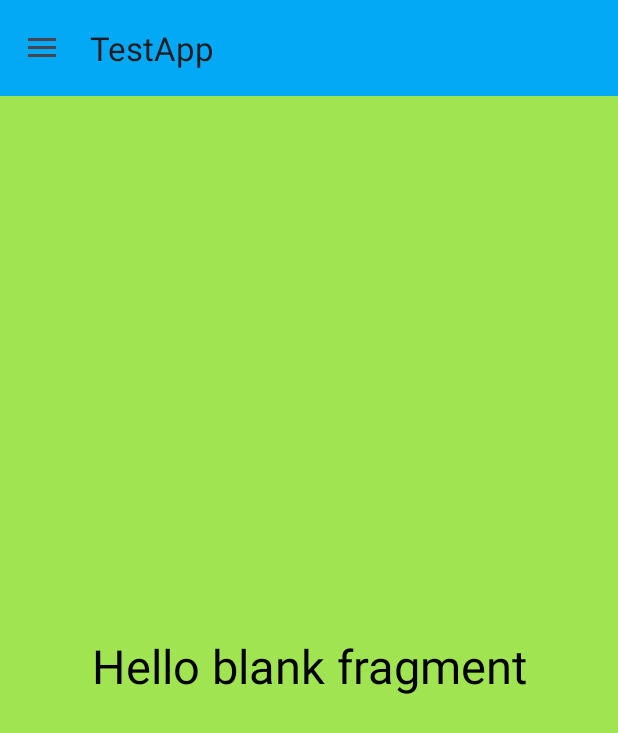
After one commit to PanchalAnsh/TestApp, an Android app: the DashBoardActivity screen opened directly, with no data from a screen before it, on a phone screen of 412 x 824 dp. The commit adds this screen. Shown: the top 733 px of the screen. Run offline under Robolectric (Android 15) with nearby library versions, the phone set to English and light mode, and no system bars; our stand-ins replace sdp/ssp sizes.

Commit message:
Drawer menu Commit

```diff
--- a/app/src/main/AndroidManifest.xml
+++ b/app/src/main/AndroidManifest.xml
@@ -12,6 +12,9 @@
         android:supportsRtl="true"
         android:theme="@style/Theme.TestApp"
         tools:targetApi="31">
+        <activity
+            android:name=".Activities.DashBoardActivity"
+            android:exported="false" />
         <activity
             android:name=".Activities.LoginActivity"
             android:exported="false" />
--- /dev/null
+++ b/app/src/main/java/com/example/testapp/Activities/DashBoardActivity.java
@@ -0,0 +1,89 @@
+package com.example.testapp.Activities;
+
+import androidx.annotation.NonNull;
+import androidx.appcompat.app.ActionBarDrawerToggle;
+import androidx.appcompat.app.AppCompatActivity;
+import androidx.appcompat.widget.Toolbar;
+import androidx.core.view.GravityCompat;
+import androidx.drawerlayout.widget.DrawerLayout;
+import androidx.fragment.app.Fragment;
+import androidx.fragment.app.FragmentManager;
+import androidx.fragment.app.FragmentTransaction;
+
+import android.os.Bundle;
+import android.view.Gravity;
+import android.view.MenuItem;
+import android.widget.Toast;
+
+import com.example.testapp.Fragment.InboxMailFragment;
+import com.example.testapp.R;
+import com.google.android.material.navigation.NavigationView;
+
+public class DashBoardActivity extends AppCompatActivity {
+
+    DrawerLayout drawerLayout;
+    NavigationView navigationView;
+    Toolbar toolbar;
+
+    @Override
+    protected void onCreate(Bundle savedInstanceState) {
+        super.onCreate(savedInstanceState);
+        setContentView(R.layout.activity_dash_board);
+
+        //Binding with XML id
+        drawerLayout=findViewById(R.id.drawerlayout);
+        navigationView=findViewById(R.id.navigationView);
+        toolbar=findViewById(R.id.toolbar);
+
+        setSupportActionBar(toolbar);
+
+        ActionBarDrawerToggle actionBarDrawerToggle=new ActionBarDrawerToggle(this,drawerLayout,toolbar,R.string.OpenDrawer,R.string.CloseDrawer);
+
+        drawerLayout.addDrawerListener(actionBarDrawerToggle);
+
+        actionBarDrawerToggle.syncState();
+
+        loadFragment(new InboxMailFragment());
+
+        navigationView.setNavigationItemSelectedListener(new NavigationView.OnNavigationItemSelectedListener() {
+            @Override
+            public boolean onNavigationItemSelected(@NonNull MenuItem item) {
+                int id=item.getItemId();
+
+                if (id==R.id.inboxMail){
+                    loadFragment(new InboxMailFragment());
+                } else if (id==R.id.starMail) {
+                    Toast.makeText(getApplicationContext(),"STAR MAIL",Toast.LENGTH_SHORT).show();
+                }
+                else{
+                    Toast.makeText(getApplicationContext(),"SENT MAIL",Toast.LENGTH_SHORT).show();
+                }
+                drawerLayout.closeDrawer(GravityCompat.START);
+
+                return true;
+            }
+        });
+
+    }
+
+    @Override
+    public void onBackPressed() {
+        if(drawerLayout.isDrawerOpen(GravityCompat.START)){
+            drawerLayout.closeDrawer(GravityCompat.START);
+        }
+        else {
+            super.onBackPressed();
+        }
+    }
+
+    private void loadFragment(Fragment fragment) {
+
+        FragmentManager fm=getSupportFragmentManager();
+        FragmentTransaction ft=fm.beginTransaction();
+
+        ft.add(R.id.container,fragment);
+        ft.commit();
+    }
+
+
+}
--- a/app/src/main/java/com/example/testapp/Activities/LoginActivity.java
+++ b/app/src/main/java/com/example/testapp/Activities/LoginActivity.java
@@ -107,7 +107,7 @@ public class LoginActivity extends AppCompatActivity {
                 } else if (!password.equals("admin")) {
                     txtInLayoutPassword.setError("Password is not valid");
                 } else if (username.equals("admin") && password.equals("admin")) {
-                    Intent i = new Intent(LoginActivity.this, MainActivity.class);
+                    Intent i = new Intent(LoginActivity.this, DashBoardActivity.class);
                     startActivity(i);
                 }
                 else {
--- /dev/null
+++ b/app/src/main/java/com/example/testapp/Fragment/InboxMailFragment.java
@@ -0,0 +1,66 @@
+package com.example.testapp.Fragment;
+
+import android.os.Bundle;
+
+import androidx.fragment.app.Fragment;
+
+import android.view.LayoutInflater;
+import android.view.View;
+import android.view.ViewGroup;
+
+import com.example.testapp.R;
+
+/**
+ * A simple {@link Fragment} subclass.
+ * Use the {@link InboxMailFragment#newInstance} factory method to
+ * create an instance of this fragment.
+ */
+public class InboxMailFragment extends Fragment {
+
+    // TODO: Rename parameter arguments, choose names that match
+    // the fragment initialization parameters, e.g. ARG_ITEM_NUMBER
+    private static final String ARG_PARAM1 = "param1";
+    private static final String ARG_PARAM2 = "param2";
+
+    // TODO: Rename and change types of parameters
+    private String mParam1;
+    private String mParam2;
+
+    public InboxMailFragment() {
+        // Required empty public constructor
+    }
+
+    /**
+     * Use this factory method to create a new instance of
+     * this fragment using the provided parameters.
+     *
+     * @param param1 Parameter 1.
+     * @param param2 Parameter 2.
+     * @return A new instance of fragment InboxMailFragment.
+     */
+    // TODO: Rename and change types and number of parameters
+    public static InboxMailFragment newInstance(String param1, String param2) {
+        InboxMailFragment fragment = new InboxMailFragment();
+        Bundle args = new Bundle();
+        args.putString(ARG_PARAM1, param1);
+        args.putString(ARG_PARAM2, param2);
+        fragment.setArguments(args);
+        return fragment;
+    }
+
+    @Override
+    public void onCreate(Bundle savedInstanceState) {
+        super.onCreate(savedInstanceState);
+        if (getArguments() != null) {
+            mParam1 = getArguments().getString(ARG_PARAM1);
+            mParam2 = getArguments().getString(ARG_PARAM2);
+        }
+    }
+
+    @Override
+    public View onCreateView(LayoutInflater inflater, ViewGroup container,
+                             Bundle savedInstanceState) {
+        // Inflate the layout for this fragment
+        return inflater.inflate(R.layout.fragment_inbox_mail, container, false);
+    }
+}
--- /dev/null
+++ b/app/src/main/res/drawable/inbox_mail_icon.xml
@@ -0,0 +1,5 @@
+<vector android:height="24dp" android:tint="#24283B"
+    android:viewportHeight="24" android:viewportWidth="24"
+    android:width="24dp" xmlns:android="http://schemas.android.com/apk/res/android">
+    <path android:fillColor="@android:color/white" android:pathData="M20,4L4,4c-1.1,0 -1.99,0.9 -1.99,2L2,18c0,1.1 0.9,2 2,2h16c1.1,0 2,-0.9 2,-2L22,6c0,-1.1 -0.9,-2 -2,-2zM20,8l-8,5 -8,-5L4,6l8,5 8,-5v2z"/>
+</vector>
--- /dev/null
+++ b/app/src/main/res/drawable/send_mail_icon.xml
@@ -0,0 +1,5 @@
+<vector android:autoMirrored="true" android:height="24dp"
+    android:tint="#24283B" android:viewportHeight="24"
+    android:viewportWidth="24" android:width="24dp" xmlns:android="http://schemas.android.com/apk/res/android">
+    <path android:fillColor="@android:color/white" android:pathData="M2.01,21L23,12 2.01,3 2,10l15,2 -15,2z"/>
+</vector>
--- /dev/null
+++ b/app/src/main/res/drawable/star_icon.xml
@@ -0,0 +1,5 @@
+<vector android:height="24dp" android:tint="#24283B"
+    android:viewportHeight="24" android:viewportWidth="24"
+    android:width="24dp" xmlns:android="http://schemas.android.com/apk/res/android">
+    <path android:fillColor="@android:color/white" android:pathData="M14.43,10l-2.43,-8l-2.43,8l-7.57,0l6.18,4.41l-2.35,7.59l6.17,-4.69l6.18,4.69l-2.35,-7.59l6.17,-4.41z"/>
+</vector>
--- /dev/null
+++ b/app/src/main/res/layout/activity_dash_board.xml
@@ -0,0 +1,26 @@
+<?xml version="1.0" encoding="utf-8"?>
+<androidx.drawerlayout.widget.DrawerLayout
+    xmlns:android="http://schemas.android.com/apk/res/android"
+    xmlns:app="http://schemas.android.com/apk/res-auto"
+    xmlns:tools="http://schemas.android.com/tools"
+    android:layout_width="match_parent"
+    android:layout_height="match_parent"
+    tools:openDrawer="start"
+    android:id="@+id/drawerlayout"
+    tools:context=".Activities.DashBoardActivity">
+
+    <include layout="@layout/app_bar"
+        android:layout_height="match_parent"
+        android:layout_width="match_parent"/>
+    <com.google.android.material.navigation.NavigationView
+        android:layout_width="wrap_content"
+        android:layout_height="match_parent"
+        android:layout_gravity="start"
+        android:fitsSystemWindows="true"
+        android:id="@+id/navigationView"
+        app:headerLayout="@layout/header_layout"
+        app:menu="@menu/drawer_menu"
+
+        />
+
+</androidx.drawerlayout.widget.DrawerLayout>
--- /dev/null
+++ b/app/src/main/res/layout/app_bar.xml
@@ -0,0 +1,23 @@
+<?xml version="1.0" encoding="utf-8"?>
+<LinearLayout
+    xmlns:android="http://schemas.android.com/apk/res/android"
+    android:layout_width="match_parent"
+    android:layout_height="match_parent"
+    android:id="@+id/appbar"
+    android:orientation="vertical">
+
+    <com.google.android.material.appbar.AppBarLayout
+    android:layout_width="match_parent"
+    android:layout_height="wrap_content"
+    android:background="#03A9F4">
+
+    <androidx.appcompat.widget.Toolbar
+        android:layout_width="match_parent"
+        android:layout_height="wrap_content"
+        android:id="@+id/toolbar"/>
+
+</com.google.android.material.appbar.AppBarLayout>
+
+    <include layout="@layout/content_main"/>
+
+</LinearLayout>
--- /dev/null
+++ b/app/src/main/res/layout/content_main.xml
@@ -0,0 +1,13 @@
+<?xml version="1.0" encoding="utf-8"?>
+<LinearLayout
+    xmlns:android="http://schemas.android.com/apk/res/android"
+    android:layout_width="match_parent"
+    android:layout_height="match_parent">
+
+    <FrameLayout
+        android:layout_width="match_parent"
+        android:layout_height="match_parent"
+        android:id="@+id/container"/>
+
+
+</LinearLayout>
--- /dev/null
+++ b/app/src/main/res/layout/fragment_inbox_mail.xml
@@ -0,0 +1,18 @@
+<?xml version="1.0" encoding="utf-8"?>
+<FrameLayout xmlns:android="http://schemas.android.com/apk/res/android"
+    xmlns:tools="http://schemas.android.com/tools"
+    android:layout_width="match_parent"
+    android:layout_height="match_parent"
+    tools:context=".Fragment.InboxMailFragment">
+
+    <!-- TODO: Update blank fragment layout -->
+    <TextView
+        android:layout_width="match_parent"
+        android:layout_height="match_parent"
+        android:text="@string/hello_blank_fragment"
+        android:gravity="center"
+        android:textSize="@dimen/_24sdp"
+        android:textColor="@color/black"
+        android:background="#A0E451"/>
+
+</FrameLayout>
--- /dev/null
+++ b/app/src/main/res/menu/drawer_menu.xml
@@ -0,0 +1,20 @@
+<?xml version="1.0" encoding="utf-8"?>
+<menu xmlns:android="http://schemas.android.com/apk/res/android">
+
+    <item
+        android:id="@+id/inboxMail"
+        android:icon="@drawable/inbox_mail_icon"
+        android:iconTint="#24283B"
+        android:title="Inbox" />
+
+    <item android:id="@+id/sentMail"
+        android:title="Sent"
+        android:iconTint="#24283B"
+        android:icon="@drawable/send_mail_icon"/>
+
+    <item android:id="@+id/starMail"
+        android:title="Star"
+        android:iconTint="#24283B"
+        android:icon="@drawable/inbox_mail_icon"/>
+
+</menu>
--- a/app/src/main/res/values/strings.xml
+++ b/app/src/main/res/values/strings.xml
@@ -1,3 +1,7 @@
 <resources>
     <string name="app_name">TestApp</string>
+    <string name="OpenDrawer">Open Navigation Drawer</string>
+    <string name="CloseDrawer">Close Navigation Drawer</string>
+    <!-- TODO: Remove or change this placeholder text -->
+    <string name="hello_blank_fragment">Hello blank fragment</string>
 </resources>
```
Also changed, not shown: app/src/main/res/layout/header_layout.xml (added, +36 -0 lines).
